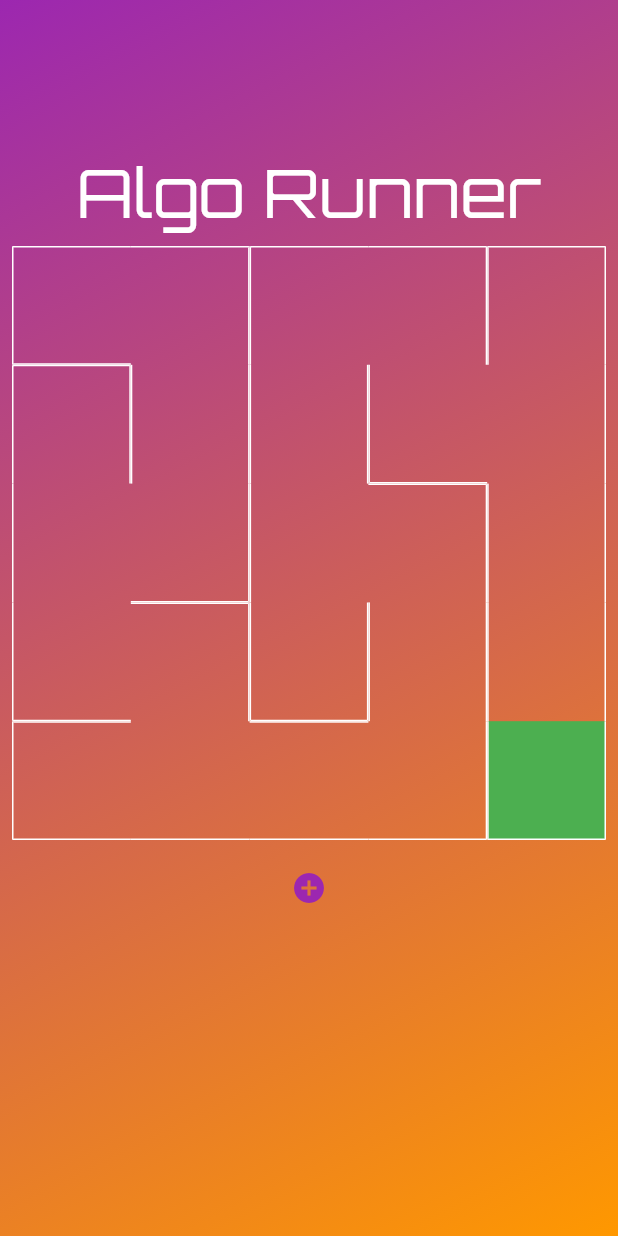
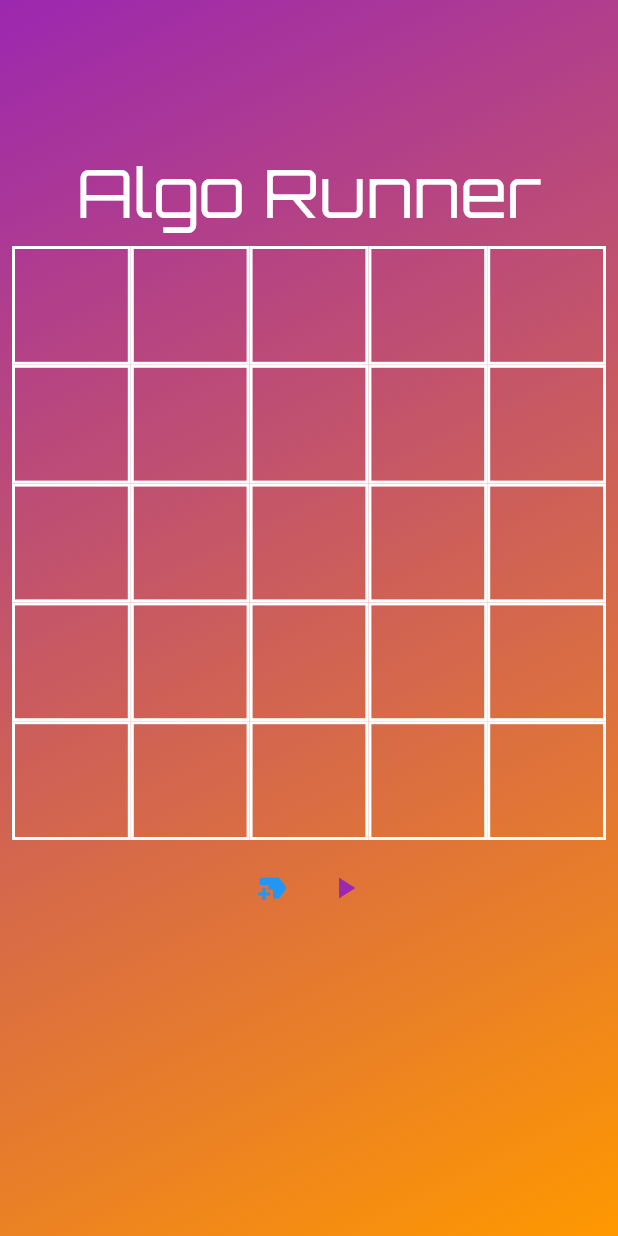
Before and after one commit to WaseekSenju/maze_flutter, a Flutter app: the screen it shows after launch, on a phone screen of 412 x 824 dp. Run offline on Flutter 3.47's test engine with Material 2 defaults, Android fonts, the phone set to English and light mode, and no system bars; our stand-ins replace equatable, google_fonts.

Commit message:
final code

```diff
--- a/lib/main.dart
+++ b/lib/main.dart
@@ -2,6 +2,8 @@ import 'package:flutter/material.dart';
 import 'dart:math';
 import 'package:google_fonts/google_fonts.dart';
 import 'package:maze_flutter/maze_widget.dart';
+import 'package:provider/provider.dart';
+import './maze_painter.dart';
 
 import 'models/item.dart';
 
@@ -15,7 +17,11 @@ class MyApp extends StatelessWidget {
   // This widget is the root of your application.
   @override
   Widget build(BuildContext context) {
-    return MaterialApp(
+    return MultiProvider(
+      providers: [
+        ChangeNotifierProvider(create: (_) => MazePainter(rows: 5, columns: 5)),
+      ],
+      child: MaterialApp(
         debugShowCheckedModeBanner: false,
         title: 'Flutter Demo',
         theme: ThemeData(
@@ -23,6 +29,8 @@ class MyApp extends StatelessWidget {
         ),
         home: Maze(
           player: MazeItem('assets/player.png', ImageType.asset),
-        ));
+        ),
+      ),
+    );
   }
 }
--- a/lib/maze_painter.dart
+++ b/lib/maze_painter.dart
@@ -25,66 +25,24 @@ enum Direction {
 ///Maze Painter
 ///
 ///Draws the maze based on params
-class MazePainter {
+class MazePainter with ChangeNotifier {
   ///Default constructor
   MazePainter({
-    required this.playerImage,
-    this.checkpointsImages = const [],
-    this.columns = 7,
-    this.finishImage,
-    this.onCheckpoint,
-    this.onFinish,
-    this.rows = 10,
-    this.wallColor = Colors.black,
-    this.wallThickness = 4.0,
-  }) {
-    _checkpoints = List.from(checkpointsImages);
-    _checkpointsPositions = _checkpoints
-        .map((i) => ItemPosition(
-            col: _randomizer.nextInt(columns), row: _randomizer.nextInt(rows)))
-        .toList();
+    required this.columns,
+    required this.rows,
+  });
 
-    _createMaze();
-  }
-
-  ///Images for checkpoints
-  final List<ui.Image> checkpointsImages;
-
-  ///Number of collums
+  ///Number of collums and rows
   final int columns;
-
-  ///Image for player
-  final ui.Image? finishImage;
-
-  ///Callback when the player reach a checkpoint
-  final Function(int)? onCheckpoint;
-
-  ///Callback when the player reach the finish
-  final Function? onFinish;
-
-  ///Image for player
-  final ui.Image playerImage;
-
-  ///Number of rows
   final int rows;
 
-  ///Color of the walls
-  Color wallColor;
+  //Single List
+  late final List<Cell> cellList = List.generate((rows * columns), (r) => Cell(0, 0));
 
-  final List<Cell> cellList = [];
+  // Adjacency List
+  late List<List<Cell>> cells =
+      List.generate(rows, (r) => List.generate(columns, (c) => Cell(r, c)));
   final List<Cell> path = [];
-
-  ///Size of the walls
-  final double wallThickness;
-
-  ///Private attributes
-  late Cell _player, _exit;
-  late List<ItemPosition> _checkpointsPositions;
-  late List<List<Cell>> cells;
-  late List<ui.Image> _checkpoints;
-  late double _cellSize, _hMargin, _vMargin;
-
-  ///Paints for `exit`, `player` and `walls`
 
   ///Randomizer for positions and walls distribution
   final Random _randomizer = Random();
@@ -94,13 +52,13 @@ class MazePainter {
   bool mazeSolved = false;
 
   ///This method initialize the maze by randomizing what wall will be disable
-  void _createMaze() {
+  void createMaze() async {
     var stack = Stack<Cell>();
     Cell current;
     Cell? next;
 
-    cells =
-        List.generate(rows, (r) => List.generate(columns, (c) => Cell(r, c)));
+    // cells =
+    //     List.generate(rows, (r) => List.generate(columns, (c) => Cell(r, c)));
 
     //------------ For Random Goals Node
     //goalx = _randomizer.nextInt(rows);
@@ -109,16 +67,17 @@ class MazePainter {
 
     cells.last.last.isGoal = true;
 
-    _player = cells.first.first;
-    _exit = cells.last.last;
-
     current = cells.first.first..visited = true;
 
     //Recursive BackTracking Alog
     do {
       next = _getNext(current);
       if (next != null) {
+        await Future.delayed(
+          const Duration(milliseconds: 100),
+        );
         _removeWall(current, next);
+        notifyListeners();
         stack.push(current);
         current = next..visited = true;
       } else {
@@ -129,6 +88,7 @@ class MazePainter {
     for (var i = 0; i < cells.length; i++) {
       for (var j = 0; j < cells[i].length; j++) {
         cellList.add(cells[i][j]);
+
         // dev.log(
         //   '(${cells[i][j].row},${cells[i][j].col})',
         // );
@@ -367,12 +327,12 @@ class MazePainter {
     }
   }
 
-  ItemPosition? _getItemPosition(int col, int row) {
-    try {
-      return _checkpointsPositions.singleWhere(
-          (element) => element == ItemPosition(col: col, row: row));
-    } catch (e) {
-      return null;
-    }
-  }
+  // ItemPosition? _getItemPosition(int col, int row) {
+  //   try {
+  //     return _checkpointsPositions.singleWhere(
+  //         (element) => element == ItemPosition(col: col, row: row));
+  //   } catch (e) {
+  //     return null;
+  //   }
+  // }
 }
--- a/lib/maze_widget.dart
+++ b/lib/maze_widget.dart
@@ -5,6 +5,7 @@ import 'dart:ui' as ui;
 import 'package:flutter/material.dart';
 import 'package:flutter/services.dart';
 import 'package:http/http.dart' as http;
+import 'package:provider/provider.dart';
 import 'maze_painter.dart';
 import 'models/item.dart';
 import 'package:google_fonts/google_fonts.dart';
@@ -78,44 +79,27 @@ class Maze extends StatefulWidget {
 }
 
 class _MazeState extends State<Maze> {
-  double width = 1;
-  int crossAxixCount = 50;
-  bool _loaded = false;
-  late MazePainter _mazePainter;
+  double width = 2;
+  bool _loaded = true;
+  // final MazePainter _mazePainter = MazePainter(columns: 5, rows: 5);
 
   @override
   void initState() {
     super.initState();
-    setUp();
+    //setUp();
   }
 
-  void setUp() async {
-    final playerImage = await _itemToImage(widget.player);
-    final checkpoints = await Future.wait(
-        widget.checkpoints.map((c) async => await _itemToImage(c)));
-    final finishImage =
-        widget.finish != null ? await _itemToImage(widget.finish!) : null;
-
-    _mazePainter = MazePainter(
-      checkpointsImages: checkpoints,
-      columns: widget.columns,
-      finishImage: finishImage,
-      onCheckpoint: widget.onCheckpoint,
-      onFinish: widget.onFinish,
-      playerImage: playerImage,
-      rows: widget.rows,
-      wallColor: widget.wallColor ?? Colors.black,
-      wallThickness: widget.wallThickness ?? 4.0,
-    );
-    setState(() => _loaded = true);
-  }
+  // void setUp() async {
+  //   _mazePainter = MazePainter(
+  //     columns: widget.columns,
+  //     rows: widget.rows,
+  //   );
+  //   setState(() => _loaded = true);
+  // }
 
   @override
   Widget build(BuildContext context) {
-    int row = 0;
-    int column = 0;
-    var rng = Random();
-    int itemCount = crossAxixCount * crossAxixCount;
+    final _mazePainter = Provider.of<MazePainter>(context, listen: false);
     BorderSide noBorder = BorderSide.none;
     BorderSide border = BorderSide(
       width: width,
@@ -161,19 +145,9 @@ class _MazeState extends State<Maze> {
                         itemCount: _mazePainter.cells.first.length *
                             _mazePainter.cells.first.length,
                         itemBuilder: (BuildContext context, int index) {
-                          Cell cell = _mazePainter.cellList.elementAt(index);
-                          var color = '0xFF$index';
-                          // dev.log(
-                          //   '(${cell.row},${cell.col})',
-                          // );
-                          // dev.log(
-                          //   'N:${cell.topWall},W:${cell.leftWall},S:${cell.bottomWall},E:${cell.rightWall}',
-                          // );
-
-                          // var cell = _mazePainter.cells
-                          //     .elementAt(row)
-                          //     .elementAt(c olumn);
-
+                          return Consumer<MazePainter>(
+                            builder: ((context, value, _) {
+                              Cell cell = value.cellList.elementAt(index);
                               return Container(
                                 decoration: BoxDecoration(
                                   color: !_mazePainter.mazeSolved
@@ -223,8 +197,22 @@ class _MazeState extends State<Maze> {
                                 // ),
                               );
                             }),
+                          );
+                        }),
                   ),
-
+                  Row(
+                    mainAxisAlignment: MainAxisAlignment.center,
+                    children: [
+                      IconButton(
+                        onPressed: () {
+                          _mazePainter.createMaze();
+                          //_mazePainter.depthFirstSearch();
+                        },
+                        icon: const Icon(
+                          Icons.new_label,
+                          color: Colors.blue,
+                        ),
+                      ),
                       IconButton(
                         onPressed: () {
                           setState(() {
@@ -233,43 +221,12 @@ class _MazeState extends State<Maze> {
                           });
                         },
                         icon: const Icon(
-                      Icons.add_circle,
+                          Icons.play_arrow,
                           color: Colors.purple,
                         ),
                       ),
-
-                  // Row(
-                  //   mainAxisAlignment: MainAxisAlignment.center,
-                  //   children: [
-                  //     IconButton(
-                  //         onPressed: () {
-                  //           setState(() {
-                  //             crossAxixCount++;
-                  //           });
-                  //         },
-                  //         icon: const Icon(
-                  //           Icons.add_circle,
-                  //           color: Colors.purple,
-                  //         )),
-                  //     Text(
-                  //       '$crossAxixCount',
-                  //       style: GoogleFonts.orbitron(
-                  //         fontWeight: FontWeight.bold,
-                  //         color: Colors.purple,
-                  //         fontSize: 15,
-                  //       ),
-                  //     ),
-                  //     IconButton(
-                  //       onPressed: () {
-                  //         setState(() {
-                  //           crossAxixCount--;
-                  //         });
-                  //       },
-                  //       icon: const Icon(Icons.remove_circle),
-                  //       color: Colors.purple,
-                  //     ),
-                  //   ],
-                  // ),
+                    ],
+                  ),
                 ],
               ),
             ),
--- a/pubspec.yaml
+++ b/pubspec.yaml
@@ -35,6 +35,7 @@ dependencies:
   cupertino_icons: ^1.0.2
   equatable: ^2.0.3
   google_fonts: ^2.3.2
+  provider: ^6.0.2
 
 dev_dependencies:
   flutter_test:
```
Also changed, not shown: images/2-moves-right.jpg (added), images/SeekPng.com_maze-png_1072844.png (added), images/banner.png (added), images/iphone.JPG (added), images/maze.jpg (added), images/maze2.jpg (added), images/node.jpg (added), lib/Models/stackDS.dart (renamed from lib/Models/stack.dart), pubspec.lock. Lines whose indentation alone changed are shown as unchanged.
